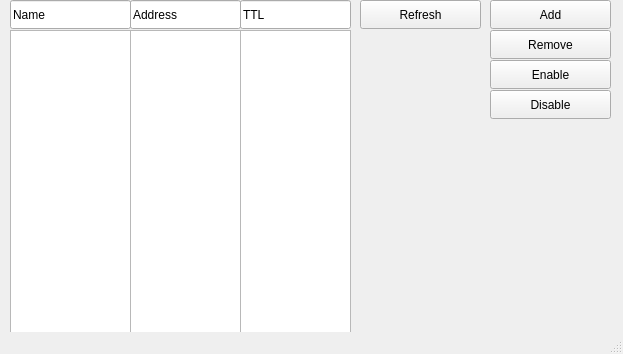
Before: the Qt Designer form loginGUI/dnstatic.ui in adiosko/mikrotik, drawn with Qt 5.
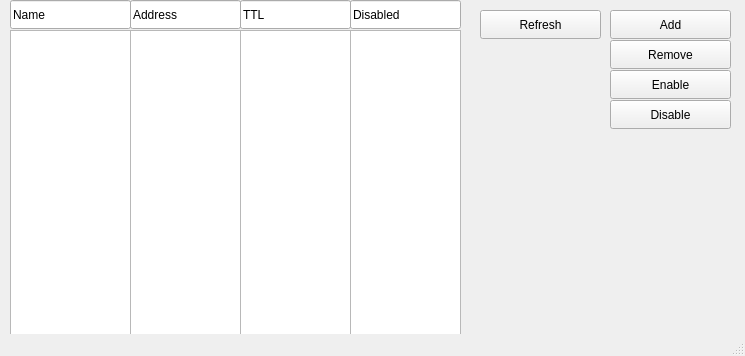
After: the same form once the commit is applied.

```diff
--- a/loginGUI/dnstatic.ui
+++ b/loginGUI/dnstatic.ui
@@ -6,8 +6,8 @@
    <rect>
     <x>0</x>
     <y>0</y>
-    <width>623</width>
-    <height>354</height>
+    <width>745</width>
+    <height>356</height>
    </rect>
   </property>
   <property name="windowTitle">
@@ -17,8 +17,8 @@
    <widget class="QPushButton" name="enableButton">
     <property name="geometry">
      <rect>
-      <x>490</x>
-      <y>60</y>
+      <x>610</x>
+      <y>70</y>
       <width>121</width>
       <height>29</height>
      </rect>
@@ -40,8 +40,8 @@
    <widget class="QPushButton" name="refreshButton">
     <property name="geometry">
      <rect>
-      <x>360</x>
-      <y>0</y>
+      <x>480</x>
+      <y>10</y>
       <width>121</width>
       <height>29</height>
      </rect>
@@ -53,8 +53,8 @@
    <widget class="QPushButton" name="removeButton">
     <property name="geometry">
      <rect>
-      <x>490</x>
-      <y>30</y>
+      <x>610</x>
+      <y>40</y>
       <width>121</width>
       <height>29</height>
      </rect>
@@ -112,8 +112,8 @@
    <widget class="QPushButton" name="addButton">
     <property name="geometry">
      <rect>
-      <x>490</x>
-      <y>0</y>
+      <x>610</x>
+      <y>10</y>
       <width>121</width>
       <height>29</height>
      </rect>
@@ -138,8 +138,8 @@
    <widget class="QPushButton" name="disableButton">
     <property name="geometry">
      <rect>
-      <x>490</x>
-      <y>90</y>
+      <x>610</x>
+      <y>100</y>
       <width>121</width>
       <height>29</height>
      </rect>
@@ -148,6 +148,29 @@
      <string>Disable</string>
     </property>
    </widget>
+   <widget class="QLineEdit" name="version_3">
+    <property name="geometry">
+     <rect>
+      <x>350</x>
+      <y>0</y>
+      <width>111</width>
+      <height>29</height>
+     </rect>
+    </property>
+    <property name="text">
+     <string>Disabled</string>
+    </property>
+   </widget>
+   <widget class="QListWidget" name="disableField">
+    <property name="geometry">
+     <rect>
+      <x>350</x>
+      <y>30</y>
+      <width>111</width>
+      <height>311</height>
+     </rect>
+    </property>
+   </widget>
   </widget>
   <widget class="QStatusBar" name="statusbar"/>
  </widget>
```
